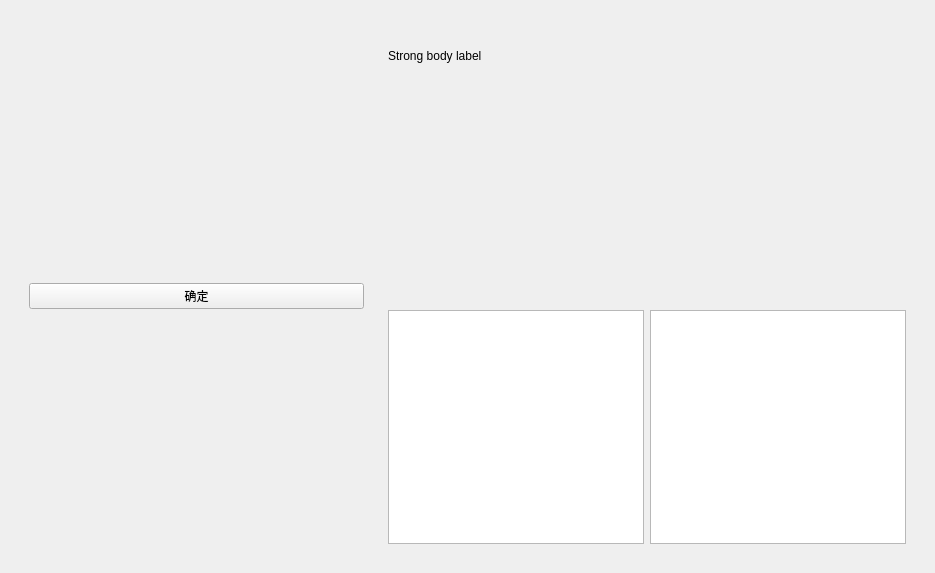
Before: the Qt Designer form ui/FilterDesignerInterface.ui in Pigletzzz/SignalProcessing, drawn with Qt 5.
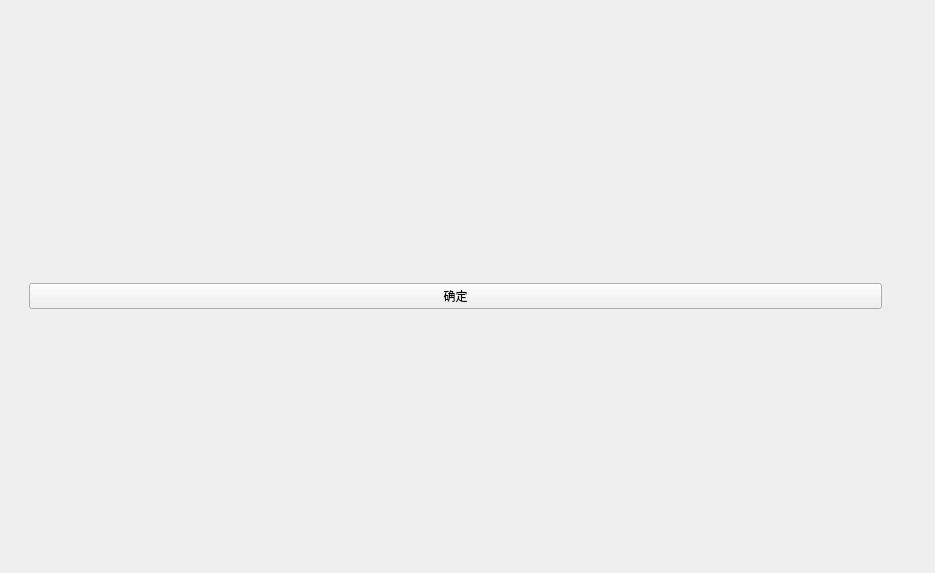
After: the same form once the commit is applied. Custom widgets are drawn as their Qt base class.

Commit message: Feat: finish GroupDelayPlot at FiterDesignerView.

Diff of the .ui file:
```diff
--- a/ui/FilterDesignerInterface.ui
+++ b/ui/FilterDesignerInterface.ui
@@ -53,44 +53,10 @@
     <widget class="SimpleCardWidget" name="SimpleCardWidget_2">
      <layout class="QVBoxLayout" name="verticalLayout_2">
       <item>
-       <widget class="StrongBodyLabel" name="StrongBodyLabel">
-        <property name="sizePolicy">
-         <sizepolicy hsizetype="Fixed" vsizetype="Fixed">
-          <horstretch>0</horstretch>
-          <verstretch>0</verstretch>
-         </sizepolicy>
-        </property>
-        <property name="text">
-         <string>Strong body label</string>
-        </property>
-       </widget>
+          <layout class="QHBoxLayout" name="horizontalLayout_3" stretch=""/>
       </item>
       <item>
-       <layout class="QHBoxLayout" name="horizontalLayout_3" stretch="1,1">
-        <item>
-            <widget class="SimpleCardWidget" name="amplitudePlotWidget"/>
-        </item>
-        <item>
-            <widget class="SimpleCardWidget" name="phasePlotWidget">
-                <property name="sizePolicy">
-                    <sizepolicy hsizetype="Expanding" vsizetype="Expanding">
-                        <horstretch>0</horstretch>
-                        <verstretch>0</verstretch>
-                    </sizepolicy>
-                </property>
-            </widget>
-        </item>
-       </layout>
-      </item>
-      <item>
-       <layout class="QHBoxLayout" name="horizontalLayout_2" stretch="1,1">
-        <item>
-         <widget class="QGraphicsView" name="graphicsView_2"/>
-        </item>
-        <item>
-         <widget class="QGraphicsView" name="graphicsView_4"/>
-        </item>
-       </layout>
+          <layout class="QHBoxLayout" name="horizontalLayout_2" stretch=""/>
       </item>
      </layout>
     </widget>
@@ -120,11 +86,6 @@
    <header>qfluentwidgets</header>
    <container>1</container>
   </customwidget>
-  <customwidget>
-   <class>StrongBodyLabel</class>
-   <extends>QLabel</extends>
-   <header>qfluentwidgets</header>
-  </customwidget>
  </customwidgets>
  <resources/>
  <connections/>
```
The commit also changes 2 other files.
